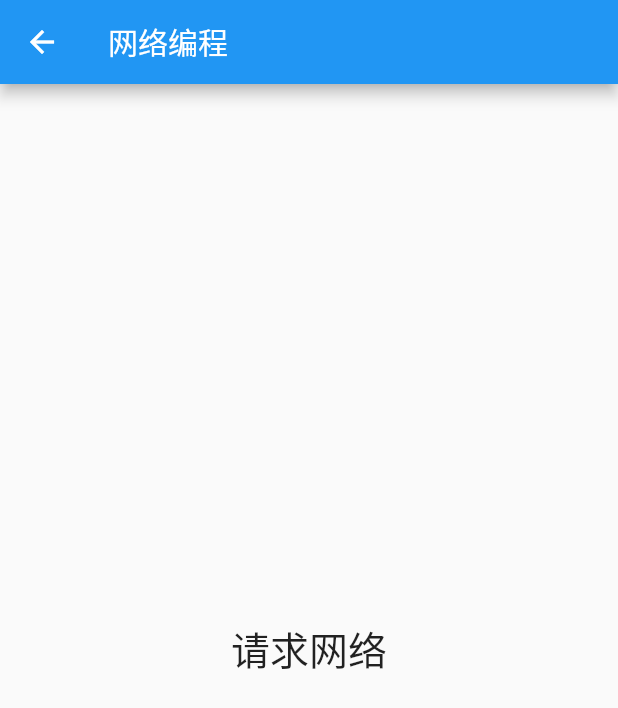
After one commit to zhangbaoquan/coffer_flutter, a Flutter app: the NetPage screen opened directly, on a phone screen of 412 x 824 dp. The commit adds this screen. Shown: the top 708 px of the screen. Run offline on Flutter 3.47's test engine with Material 2 defaults, Android fonts, the phone set to English and light mode, and no system bars; our stand-ins replace cached_network_image, flutter_swiper, transparent_image; missing offline and left inert: dart:ffi, flutter_color_plugin.

Commit message:
code message : 网络请求练习

```diff
--- /dev/null
+++ b/lib/sample/net_page.dart
@@ -0,0 +1,101 @@
+/// author       : coffer
+/// date         : 2022/10/11
+/// description  :
+import 'package:flutter/material.dart';
+import 'dart:convert' as convert;
+import 'package:http/http.dart' as http;
+
+class NetPage extends StatefulWidget {
+  @override
+  _NetPageState createState() => _NetPageState();
+}
+
+class _NetPageState extends State<NetPage> {
+  String showResult = '';
+  // 注意这里的Url 里的写法，需要去掉前面的http 或者 https，后面的path 要和 host 分开
+  var url = Uri.https('www.devio.org','/io/flutter_app/json/test_common_model.json');
+
+  Future<CommonModel> fetchGet() async {
+    final response = await http.get(url);
+    final result = convert.json.decode(response.body);
+    return CommonModel.fromJson(result);
+  }
+
+  //   fetchGet2() async {
+  //    var response = await http.get(url);
+  //    if (response.statusCode == 200) {
+  //      // var jsonResponse =
+  //      // convert.jsonDecode(response.body) as Map<String, dynamic>;
+  //      // var itemCount = jsonResponse['totalItems'];
+  //      // print('Number of books about http: $itemCount.');
+  //      print('Number of books about http: lala.');
+  //    } else {
+  //      print('Request failed with status: ${response.statusCode}.');
+  //    }
+  // }
+
+  @override
+  Widget build(BuildContext context) {
+    return Scaffold(
+      appBar: AppBar(
+        title: Text('网络编程'),
+        leading: GestureDetector(
+          onTap: () {
+            // 返回上个页面
+            Navigator.pop(context);
+          },
+          child: Icon(Icons.arrow_back),
+        ),
+      ),
+      body: Center(
+        child: Column(
+          mainAxisAlignment: MainAxisAlignment.center,
+          children: <Widget>[
+            InkWell(
+              onTap: (){
+                fetchGet().then((CommonModel value){
+                  setState(() {
+                    showResult = '请求结果：\n hideAppBar：${value.hideAppBar}\nicon：${value.icon}';
+                    // showResult = '啦啦';
+                  });
+                });
+                // fetchGet2();
+              },
+              child: Text(
+                '请求网络',
+                style: TextStyle(fontSize: 26),
+              ),
+            ),
+            Text(showResult),
+          ],
+        ),
+      ), // This trailing comma makes auto-formatting nicer for build methods.
+    );
+  }
+}
+
+class CommonModel {
+  final String icon;
+  final String title;
+  final String url;
+  final String statusBarColor;
+  final bool hideAppBar;
+
+  CommonModel(
+      {required this.icon,
+        required this.title,
+        required this.url,
+        required this.statusBarColor,
+        required this.hideAppBar});
+
+  /// 注意这里的map 里的value 用的是dynamic 动态类型
+  factory CommonModel.fromJson(Map<String, dynamic> json){
+    return CommonModel(
+      icon: json['icon'],
+      title: json['title'],
+      url: json['url'],
+      statusBarColor: json['statusBarColor'],
+      hideAppBar: json['hideAppBar'],
+    );
+  }
+}
--- a/pubspec.yaml
+++ b/pubspec.yaml
@@ -52,6 +52,7 @@ dev_dependencies:
   cached_network_image: ^3.2.2
   url_launcher: ^6.1.6
   flutter_swiper: ^1.1.4
+  http: ^0.13.5
 
 # For information on the generic Dart part of this file, see the
 # following page: https://dart.dev/tools/pub/pubspec
```
Also changed, not shown: lib/sample/main_page.dart (+8 -0 lines), pubspec.lock.
